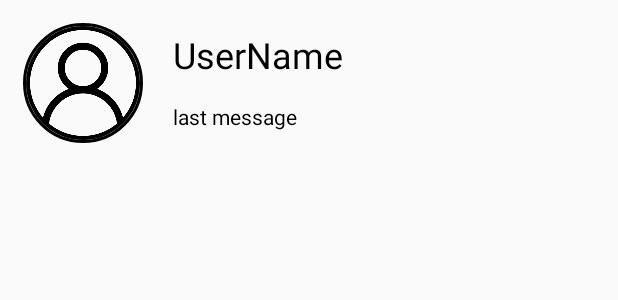
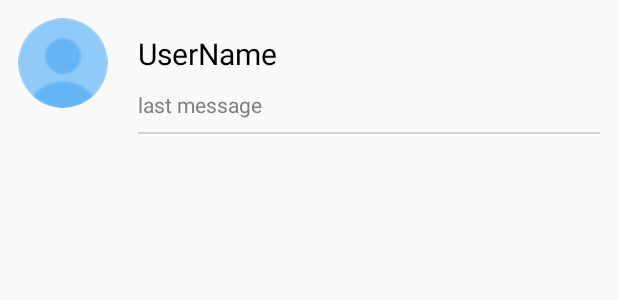
Before and after one commit to Harivansh-coder/Lets-Chat, an Android app: the layout user_chat_profile.xml on its own in the app's theme, with its tools: preview values and no code run, on a phone screen of 412 x 824 dp. Shown: the top 300 px of the screen. Run offline under Robolectric (Android 15) with nearby library versions, the phone set to English and light mode, and no system bars.

Commit message:
Added further fetures

```diff
--- a/LetsChat/app/build.gradle
+++ b/LetsChat/app/build.gradle
@@ -44,4 +44,6 @@ dependencies {
     androidTestImplementation 'androidx.test.espresso:espresso-core:3.4.0'
 
     implementation 'de.hdodenhof:circleimageview:3.1.0'
+    implementation 'com.squareup.picasso:picasso:2.71828'
+
 }
--- a/LetsChat/app/src/main/AndroidManifest.xml
+++ b/LetsChat/app/src/main/AndroidManifest.xml
@@ -12,6 +12,9 @@
         android:supportsRtl="true"
         android:theme="@style/Theme.LetsChat">
         <activity
+            android:name=".ChatScreen"
+            android:exported="false" />
+        <activity
             android:name=".DashBoard"
             android:exported="true" />
         <activity
@@ -23,7 +26,6 @@
         <activity
             android:name=".Signin"
             android:exported="true" />
-
         <activity
             android:name=".MainActivity"
             android:exported="true">
--- a/LetsChat/app/src/main/java/com/harivansh/letschat/DashBoard.java
+++ b/LetsChat/app/src/main/java/com/harivansh/letschat/DashBoard.java
@@ -20,6 +20,7 @@ import com.google.android.material.navigation.NavigationBarView;
 import com.google.firebase.auth.FirebaseAuth;
 import com.harivansh.letschat.databinding.ActivityDashBoardBinding;
 import com.harivansh.letschat.fragment.ChatFragment;
+import com.harivansh.letschat.fragment.ProfileFragment;
 import com.harivansh.letschat.fragment.SettingsFragment;
 
 public class DashBoard extends AppCompatActivity {
@@ -67,6 +68,9 @@ public class DashBoard extends AppCompatActivity {
                         break;
                     case R.id.setting_page:
                         selectedFragment = new SettingsFragment();
+                        break;
+                    case R.id.profile_page:
+                        selectedFragment = new ProfileFragment();
                         break;
                 }
 
--- a/LetsChat/app/src/main/java/com/harivansh/letschat/model/User.java
+++ b/LetsChat/app/src/main/java/com/harivansh/letschat/model/User.java
@@ -7,6 +7,9 @@ public class User {
     private String userEmail;
     private String userProfileImage;
     private String userLastMessage;
+
+    public User() {
+    }
 
     public User(String userId, String userName, String userEmail, String userProfileImage, String userLastMessage) {
         this.userId = userId;
@@ -25,7 +28,7 @@ public class User {
 
 
 
-    public String getUserId() {
+    public String getUserId(String key) {
         return userId;
     }
 
--- a/LetsChat/app/src/main/res/layout/fragment_chat.xml
+++ b/LetsChat/app/src/main/res/layout/fragment_chat.xml
@@ -11,6 +11,9 @@
         android:layout_width="match_parent"
         android:layout_height="match_parent"
         android:padding="10dp"
-        />
+        app:layout_constraintBottom_toBottomOf="parent"
+        app:layout_constraintEnd_toEndOf="parent"
+        app:layout_constraintStart_toStartOf="parent"
+        app:layout_constraintTop_toTopOf="parent" />
 
 </androidx.constraintlayout.widget.ConstraintLayout>
--- a/LetsChat/app/src/main/res/layout/fragment_settings.xml
+++ b/LetsChat/app/src/main/res/layout/fragment_settings.xml
@@ -9,7 +9,7 @@
     <TextView
         android:layout_width="wrap_content"
         android:layout_height="wrap_content"
-        android:text="seetings"
+        android:text="setings"
         android:textSize="18sp"
         app:layout_constraintBottom_toBottomOf="parent"
         app:layout_constraintEnd_toEndOf="parent"
--- a/LetsChat/app/src/main/res/layout/user_chat_profile.xml
+++ b/LetsChat/app/src/main/res/layout/user_chat_profile.xml
@@ -3,18 +3,16 @@
     xmlns:app="http://schemas.android.com/apk/res-auto"
     xmlns:tools="http://schemas.android.com/tools"
     android:layout_width="match_parent"
-    android:layout_height="match_parent"
+    android:layout_height="wrap_content"
+    android:padding="12dp"
     android:orientation="horizontal">
 
     <de.hdodenhof.circleimageview.CircleImageView
-        android:id="@+id/profile_image"
-        android:layout_width="80dp"
-        android:layout_height="80dp"
-        android:layout_marginStart="15dp"
-        android:layout_marginTop="15dp"
+        android:id="@+id/chat_profile_image"
+        android:layout_width="60dp"
+        android:layout_height="60dp"
+
         android:src="@drawable/profile"
-        app:civ_border_color="#FF000000"
-        app:civ_border_width="2dp"
         app:layout_constraintStart_toStartOf="parent"
         app:layout_constraintTop_toTopOf="parent" />
 
@@ -23,11 +21,11 @@
         android:layout_width="wrap_content"
         android:layout_height="wrap_content"
         android:layout_marginStart="20dp"
-        android:layout_marginTop="20dp"
         android:text="@string/username"
         android:textColor="@color/black"
-        android:textSize="24sp"
-        app:layout_constraintStart_toEndOf="@+id/profile_image"
+        android:textSize="20sp"
+        app:layout_constraintBottom_toTopOf="@+id/last_message"
+        app:layout_constraintStart_toEndOf="@+id/chat_profile_image"
         app:layout_constraintTop_toTopOf="parent" />
 
     <TextView
@@ -35,12 +33,22 @@
         android:layout_width="wrap_content"
         android:layout_height="wrap_content"
         android:layout_marginStart="20dp"
-        android:layout_marginTop="15dp"
         android:text="@string/last_message"
-        android:textColor="@color/black"
+        android:textColor="@color/gray"
         android:textSize="14sp"
-        app:layout_constraintStart_toEndOf="@+id/profile_image"
+        app:layout_constraintBottom_toBottomOf="parent"
+        app:layout_constraintStart_toEndOf="@+id/chat_profile_image"
         app:layout_constraintTop_toBottomOf="@+id/user_name" />
 
 
+    <View
+        android:layout_width="match_parent"
+        android:layout_height="1dp"
+        android:layout_marginStart="80dp"
+        android:layout_marginTop="16dp"
+        android:background="@color/light_gray"
+        app:layout_constraintEnd_toEndOf="parent"
+        app:layout_constraintStart_toStartOf="parent"
+        app:layout_constraintTop_toBottomOf="@+id/chat_profile_image" />
+
 </androidx.constraintlayout.widget.ConstraintLayout>
--- a/LetsChat/app/src/main/res/menu/bottom_navigation_items.xml
+++ b/LetsChat/app/src/main/res/menu/bottom_navigation_items.xml
@@ -1,6 +1,11 @@
 <?xml version="1.0" encoding="utf-8"?>
 <menu xmlns:android="http://schemas.android.com/apk/res/android">
 
+        <item
+            android:id="@+id/profile_page"
+            android:enabled="true"
+            android:icon="@drawable/userprofile"
+            android:title="@string/profile"/>
         <item
             android:id="@+id/chat_page"
             android:enabled="true"
--- a/LetsChat/app/src/main/res/values/colors.xml
+++ b/LetsChat/app/src/main/res/values/colors.xml
@@ -10,4 +10,5 @@
     <color name="teal_700">#FF018786</color>
     <color name="black">#FF000000</color>
     <color name="white">#FFFFFFFF</color>
+    <color name="light_gray">#D3D3D3</color>
 </resources>
--- a/LetsChat/app/src/main/res/values/strings.xml
+++ b/LetsChat/app/src/main/res/values/strings.xml
@@ -34,4 +34,5 @@
     <string name="settings">Settings</string>
     <string name="last_message">last message</string>
     <string name="username">UserName</string>
+    <string name="profile">Profile</string>
 </resources>
--- a/LetsChat/build.gradle
+++ b/LetsChat/build.gradle
@@ -5,7 +5,7 @@ buildscript {
         mavenCentral()
     }
     dependencies {
-        classpath "com.android.tools.build:gradle:7.0.2"
+        classpath 'com.android.tools.build:gradle:7.0.3'
         classpath 'com.google.gms:google-services:4.3.10'
 
         // NOTE: Do not place your application dependencies here; they belong
```
Also changed, not shown: LetsChat/app/src/main/java/com/harivansh/letschat/Signin.java (+24 -4 lines), LetsChat/app/src/main/java/com/harivansh/letschat/adapter/ProfileAdapter.java (+7 -1 lines), LetsChat/app/src/main/java/com/harivansh/letschat/fragment/ChatFragment.java (+62 -3 lines), LetsChat/app/src/main/res/drawable/profile.png.
